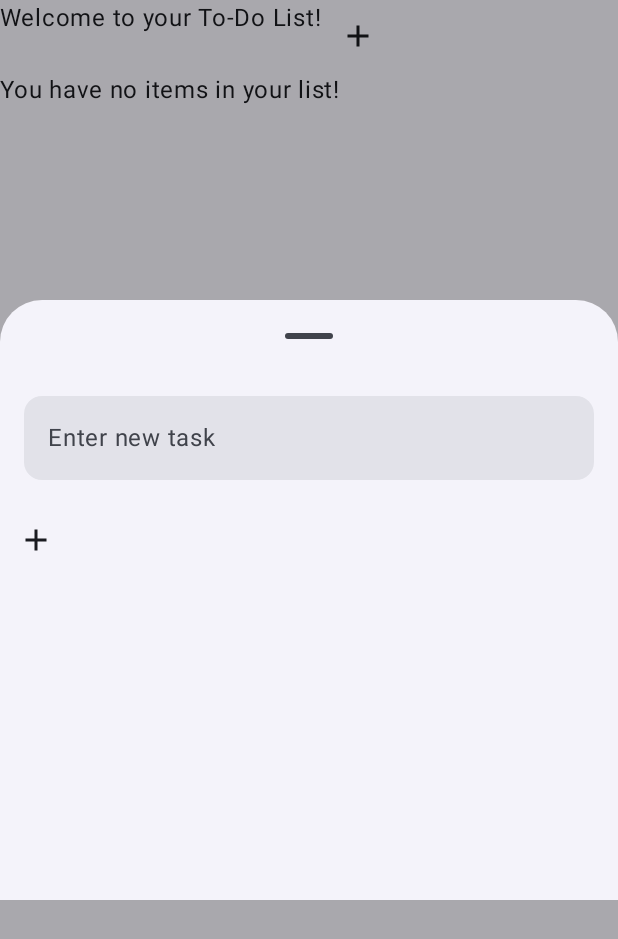
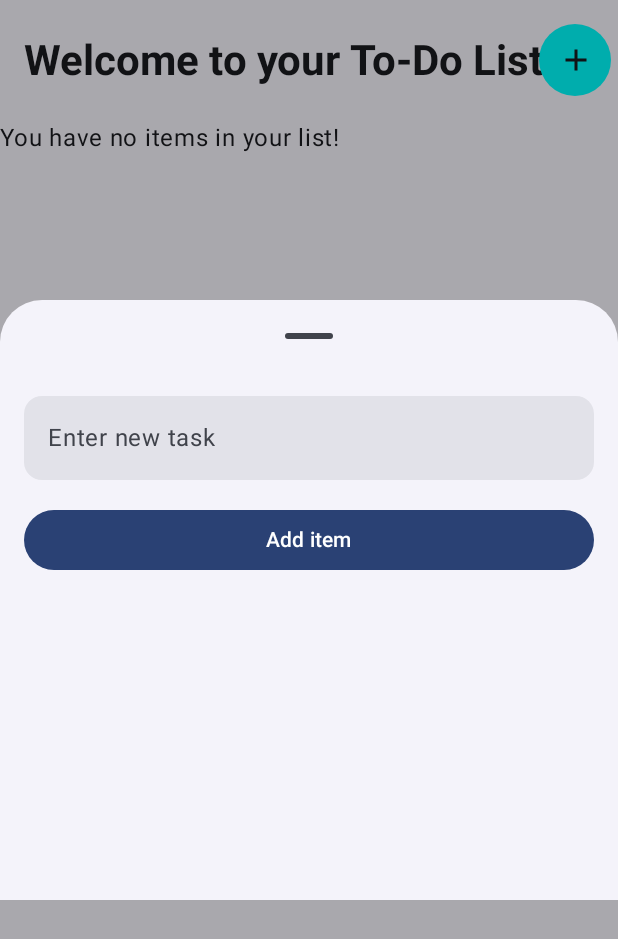
Before and after one commit to K4meko/KotlinToDoList, an Android app built with Jetpack Compose: the screen it shows after launch (MainActivity), after a tap on "Add item", on a phone screen of 412 x 824 dp. Shown: the top 939 px of the screen. Run offline under Robolectric (Android 15) with nearby library versions, the phone set to English and light mode, and no system bars.

Commit message:
UI changes

```diff
--- a/app/src/main/java/com/example/todolist/HomeView.kt
+++ b/app/src/main/java/com/example/todolist/HomeView.kt
@@ -1,15 +1,19 @@
 package com.example.todolist
 
 import androidx.compose.foundation.background
+import androidx.compose.foundation.clickable
+import androidx.compose.foundation.layout.Arrangement
 import androidx.compose.foundation.layout.Column
 import androidx.compose.foundation.layout.Row
 import androidx.compose.foundation.layout.fillMaxWidth
 import androidx.compose.foundation.layout.height
 import androidx.compose.foundation.layout.padding
 import androidx.compose.foundation.layout.width
+import androidx.compose.foundation.shape.CircleShape
 import androidx.compose.foundation.shape.RoundedCornerShape
 import androidx.compose.material.icons.Icons
 import androidx.compose.material.icons.filled.Add
+import androidx.compose.material3.Button
 import androidx.compose.material3.ExperimentalMaterial3Api
 import androidx.compose.material3.Icon
 import androidx.compose.material3.IconButton
@@ -25,8 +29,13 @@ import androidx.compose.runtime.mutableStateOf
 import androidx.compose.runtime.remember
 import androidx.compose.runtime.rememberCoroutineScope
 import androidx.compose.runtime.setValue
+import androidx.compose.ui.Alignment
 import androidx.compose.ui.Modifier
+import androidx.compose.ui.draw.clip
 import androidx.compose.ui.graphics.Color
+import androidx.compose.ui.text.TextStyle
+import androidx.compose.ui.text.font.FontWeight
+import androidx.compose.ui.tooling.preview.Preview
 import androidx.compose.ui.unit.dp
 import androidx.lifecycle.viewmodel.compose.viewModel
 
@@ -40,9 +49,20 @@ fun HomeView() {
 
 
     Column {
-        Row{
-            Text(text = "Welcome to your To-Do List!")
-            IconButton(onClick = {isSheetOpen = true}) {
+        Row(modifier = Modifier
+            .fillMaxWidth()
+            .padding(16.dp),
+            horizontalArrangement = Arrangement.SpaceBetween,
+            verticalAlignment = Alignment.CenterVertically) {
+            Text(text = "Welcome to your To-Do List!",
+                style = TextStyle(fontSize = MaterialTheme.typography.headlineMedium.fontSize,
+                    fontWeight = FontWeight(700),
+                ))
+            IconButton(onClick = {isSheetOpen = true},
+                modifier = Modifier
+                    .clip(CircleShape) // This will make the button circular
+                    .background(Color.Cyan)
+            ) {
                 Icon(Icons.Filled.Add, contentDescription = "Add item")
             }
         }
@@ -56,23 +76,32 @@ fun HomeView() {
     }
     if (isSheetOpen) {
         ModalBottomSheet(onDismissRequest = {isSheetOpen = false}, sheetState = sheetState, modifier = Modifier.height(400.dp)) {
-          Column() {
+          Column(Modifier.padding(16.dp).fillMaxWidth()) {
               TextField(
                   value = viewModel.newtask.value,
                   onValueChange = { viewModel.changeTask(it) },
-                  modifier = Modifier.padding(16.dp).fillMaxWidth().background(Color.Transparent),
+                  modifier = Modifier.fillMaxWidth().padding(bottom = 16.dp)
+
+
+                      .background(Color.Transparent),
                   placeholder = { Text("Enter new task") },
                   shape = RoundedCornerShape(12.dp),
                   colors = TextFieldDefaults.textFieldColors(unfocusedIndicatorColor = Color.Transparent, focusedIndicatorColor = Color.Transparent)
 
               )
-              IconButton(onClick = {
+
+              Button(onClick = {
                   viewModel.addItem(viewModel.newtask.value)
                   isSheetOpen = false
-              }) {
-                  Icon(Icons.Filled.Add, contentDescription = "Add item")
+              }
+                  , modifier = Modifier.fillMaxWidth()
+
+                      .clip(RoundedCornerShape(12.dp))) {
+                    Text("Add item")
               }
           }
         }
     }
+
+
     }
--- a/app/src/main/java/com/example/todolist/MainActivity.kt
+++ b/app/src/main/java/com/example/todolist/MainActivity.kt
@@ -37,10 +37,10 @@ fun Greeting(name: String, modifier: Modifier = Modifier) {
     )
 }
 
-@Preview(showBackground = true)
+@Preview(showBackground = true, showSystemUi = true)
 @Composable
 fun GreetingPreview() {
     ToDoListTheme {
-        Greeting("Android")
+       HomeView()
     }
 }
--- a/build.gradle.kts
+++ b/build.gradle.kts
@@ -1,5 +1,5 @@
 // Top-level build file where you can add configuration options common to all sub-projects/modules.
 plugins {
-    id("com.android.application") version "8.2.2" apply false
+    id("com.android.application") version "8.3.2" apply false
     id("org.jetbrains.kotlin.android") version "1.9.0" apply false
 }
```
Also changed, not shown: gradle/wrapper/gradle-wrapper.properties.
